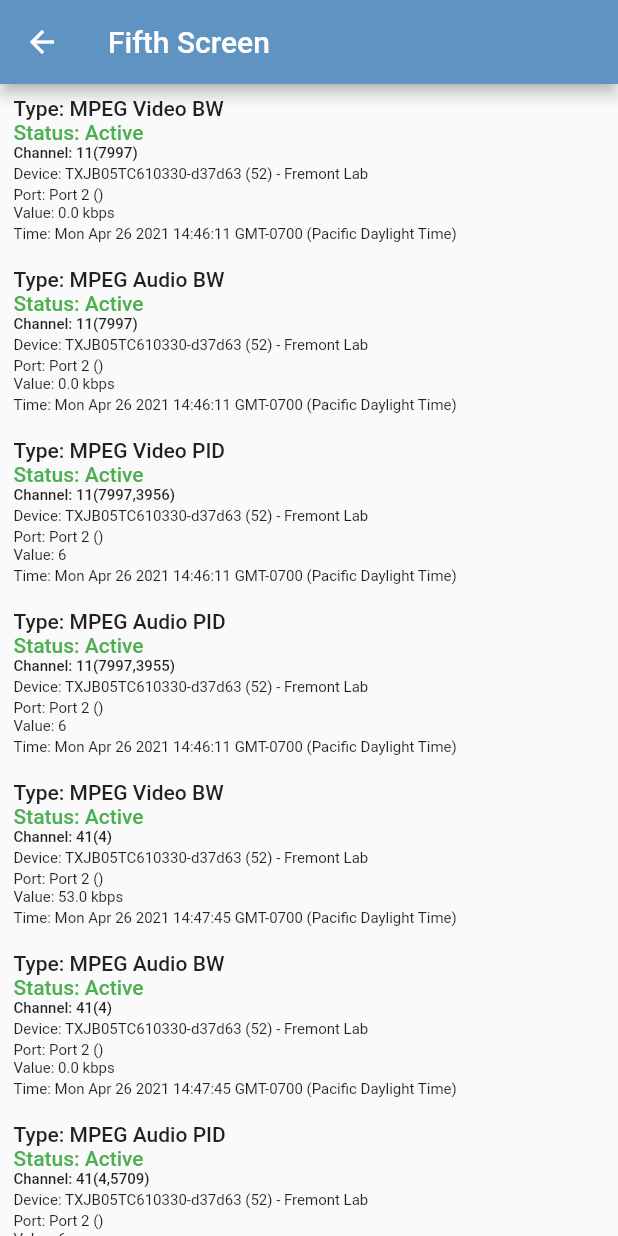
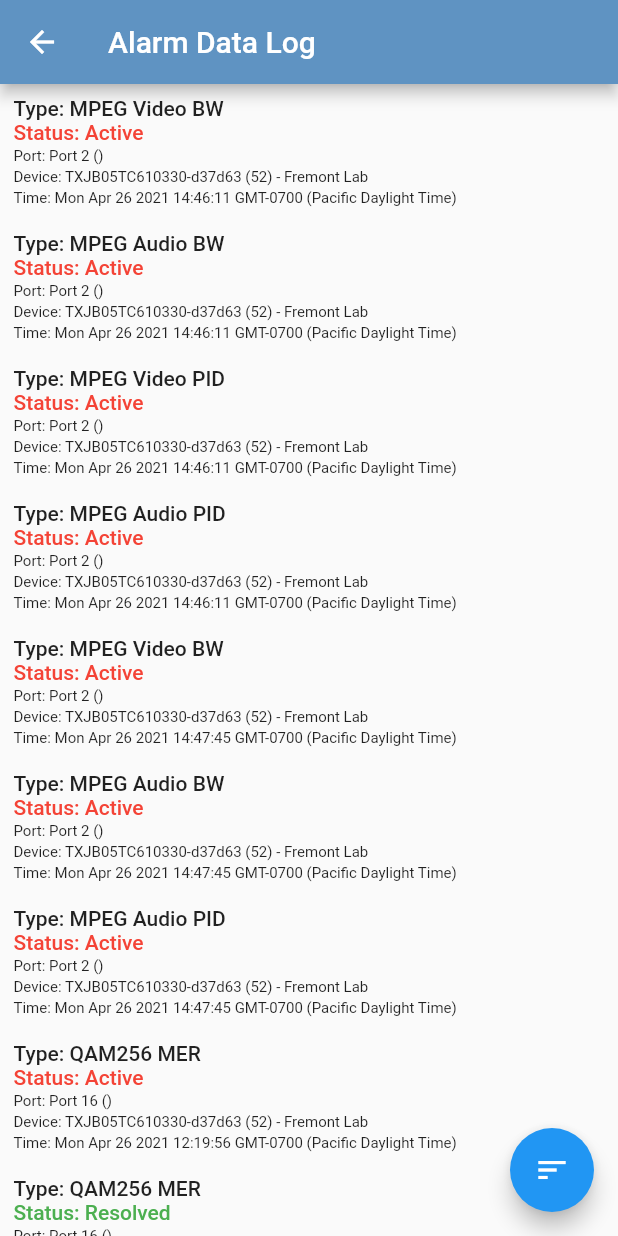
Before and after one commit to ccasil/F-lutterd-ART, a Flutter app: the FifthScreen screen opened by its route, on a phone screen of 412 x 824 dp. Run offline on Flutter 3.47's test engine with Material 2 defaults, Android fonts, the phone set to English and light mode, and no system bars.

Commit message:
finish listview

```diff
--- a/lib/screen_5.dart
+++ b/lib/screen_5.dart
@@ -1,16 +1,13 @@
 import 'dart:convert';
-// import 'dart:html';
 import 'package:flutter/material.dart';
-// import './main.dart';
-import 'package:flutter/services.dart'
-show rootBundle;
 
 class FifthScreen extends StatelessWidget {
+
   @override
   Widget build(BuildContext context) {
     return Scaffold(
       appBar: AppBar(
-        title: Text("Fifth Screen"),
+        title: Text("Alarm Data Log"),
       ),
       body: FutureBuilder(
         future: DefaultAssetBundle.of(context).loadString('assets/data.json'),
@@ -18,7 +15,7 @@ class FifthScreen extends StatelessWidget {
           if (!snapshot.hasData) {
             return CircularProgressIndicator();
           }
-          var mydata = json.decode(snapshot.data.toString());
+          List<dynamic> mydata = json.decode(snapshot.data.toString());
           print(mydata);
           return ListView.builder(
             // Let the ListView know how many items it needs to build.
@@ -46,7 +43,32 @@ class FifthScreen extends StatelessWidget {
               );
             },
           );
-        })
+        }),
+      floatingActionButton: FloatingActionButton(
+        onPressed: () {
+          // _incrementCounter();
+          showDialog(context: context, builder: (_) =>
+            new AlertDialog(
+              title: new Text("Sort by"),
+              content: MaterialButton(
+                minWidth: 250,
+                padding: EdgeInsets.fromLTRB(20.0, 15.0, 20.0, 15.0),
+                onPressed: () {
+                  // Navigator.pop(context);
+                }, // add this here
+                child: Text('Type',
+                  textAlign: TextAlign.center,
+                  style: TextStyle(fontSize: 20)
+                  .copyWith(color: Colors.blue, fontWeight: FontWeight.bold)),
+              ),
+            ),
+          );
+        },
+        tooltip: 'Sort',
+        child: Icon(
+          Icons.sort,
+        ),
+      ),
     );
   }
 }
@@ -136,6 +158,19 @@ class _CellDescription extends StatelessWidget {
   final String time;
   final String status;
 
+    factory _CellDescription.fromJson(Map<String, dynamic> json) {
+    return new _CellDescription(
+      type: json["Type"],
+      server: json["Server"],
+      device: json["Device"],
+      port: json["Port"],
+      channel: json["Channel"],
+      value: json["Value"],
+      time: json["Time"],
+      status: json["Status"],
+    );
+  }
+
   @override
   Widget build(BuildContext context) {
     return Padding(
@@ -150,7 +185,16 @@ class _CellDescription extends StatelessWidget {
                 fontSize: 14.0,
               ),
             ),
-            if(status == "Active")
+            if (status == "Active")
+              Text(
+                'Status: ' + status,
+                style: const TextStyle(
+                  fontWeight: FontWeight.w500,
+                  fontSize: 14.0,
+                  color: Colors.red
+                ),
+              ),
+              if (status == "Resolved")
                 Text(
                   'Status: ' + status,
                   style: const TextStyle(
@@ -159,34 +203,25 @@ class _CellDescription extends StatelessWidget {
                     color: Colors.green
                   ),
                 ),
-            if(status == "Resolved")
-                          Text(
-                'Status: ' + status,
-                style: const TextStyle(
-                  fontWeight: FontWeight.w500,
-                  fontSize: 14.0,
-                  color: Colors.orange
-                ),
-              ),
-            Text(
-              'Channel: ' + channel,
-              style: const TextStyle(
-                fontWeight: FontWeight.w500,
-                fontSize: 10.0,
-              ),
-            ),
-            const Padding(padding: EdgeInsets.symmetric(vertical: 1.0)),
-              Text(
-                'Device: ' + device,
-                style: const TextStyle(fontSize: 10.0),
-              ),
+                // Text(
+                //   'Channel: ' + channel,
+                //   style: const TextStyle(
+                //     fontWeight: FontWeight.w500,
+                //     fontSize: 10.0,
+                //   ),
+                // ),
                 const Padding(padding: EdgeInsets.symmetric(vertical: 1.0)),
                   Text(
                     'Port: ' + port,
                     style: const TextStyle(fontSize: 10.0),
                   ),
+                  // Text(
+                  //   'Value: ' + value,
+                  //   style: const TextStyle(fontSize: 10.0),
+                  // ),
+                  const Padding(padding: EdgeInsets.symmetric(vertical: 1.0)),
                     Text(
-                  'Value: ' + value,
+                      'Device: ' + device,
                       style: const TextStyle(fontSize: 10.0),
                     ),
                     const Padding(padding: EdgeInsets.symmetric(vertical: 1.0)),
```
Lines whose indentation alone changed are shown as unchanged.
